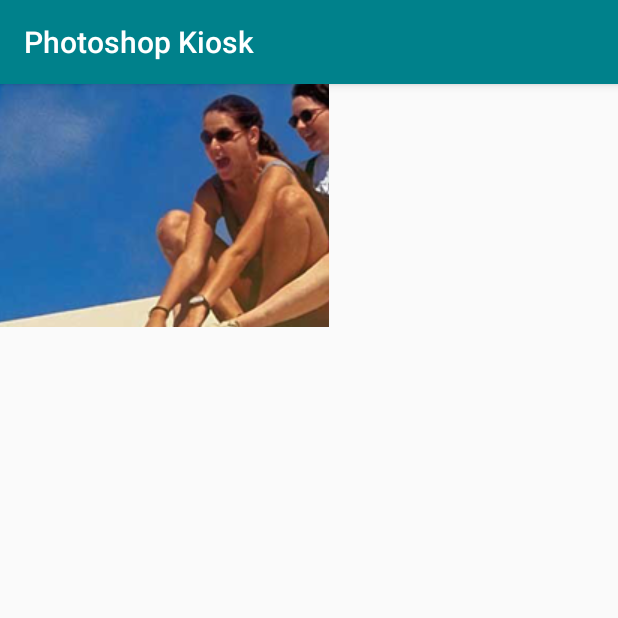
After one commit to atmni5/Photoshop-Kiosk, an Android app: the ImagesActivity screen opened directly, with no data from a screen before it, on a phone screen of 412 x 824 dp, the top half of it. The commit adds this screen. Run offline under Robolectric (Android 15) with nearby library versions, the phone set to English and light mode, and no system bars; 1 statement that could not run was skipped.

Commit message:
Global Variables and images activity

```diff
--- a/app/src/main/AndroidManifest.xml
+++ b/app/src/main/AndroidManifest.xml
@@ -16,7 +16,9 @@
                 <category android:name="android.intent.category.LAUNCHER" />
             </intent-filter>
         </activity>
-        <activity android:name=".YearActivity"></activity>
+        <activity android:name=".YearActivity" />
+        <activity android:name=".ImagesActivity"></activity>
+        <uses-permission android:name="android.permission.WRITE_EXTERNAL_STORAGE"/>
     </application>
 
 </manifest>
--- /dev/null
+++ b/app/src/main/java/com/example/windos/photoshopkiosk/Globals.java
@@ -0,0 +1,53 @@
+package com.example.windos.photoshopkiosk;
+
+import java.io.File;
+import java.util.ArrayList;
+
+/**
+ * Created by Windos on 16/03/2017.
+ */
+
+public class Globals {
+    private static Globals instance;
+    private static String event;
+    private static int day;
+    private static int month;
+    private static int year;
+    private static ArrayList<String> images;
+
+    private Globals(){};
+
+    public void setEvent(String e){
+        Globals.event = e;
+    }
+
+    public String getEvent(){
+        return Globals.event;
+    }
+
+    public void setDate(int d, int m, int y){
+        Globals.day = d;
+        Globals.month = m;
+        Globals.year = y;
+    }
+
+    public int[] getDate(){
+        int[] date = {Globals.day, Globals.month, Globals.year};
+        return date;
+    }
+
+    public void setImagePaths(ArrayList<String> files){
+        Globals.images = files;
+    }
+
+    public ArrayList<String> getImagePaths(){
+        return Globals.images;
+    }
+
+    public static synchronized Globals getInstance(){
+        if(instance == null){
+            instance = new Globals();
+        }
+        return instance;
+    }
+}
--- /dev/null
+++ b/app/src/main/java/com/example/windos/photoshopkiosk/ImagesActivity.java
@@ -0,0 +1,40 @@
+package com.example.windos.photoshopkiosk;
+
+import android.support.v7.app.AppCompatActivity;
+import android.os.Bundle;
+import android.widget.ImageView;
+
+import java.io.File;
+import java.util.ArrayList;
+
+public class ImagesActivity extends AppCompatActivity {
+
+    public static final String TAG = "Photoshop Kiosk";
+    Globals g = Globals.getInstance();
+
+    @Override
+    protected void onCreate(Bundle savedInstanceState) {
+        super.onCreate(savedInstanceState);
+        setContentView(R.layout.activity_images);
+        ImageView[] images = new ImageView[3];
+        images = getImagesFromSDCard();
+    }
+
+    public ImageView[] getImagesFromSDCard(){
+        ArrayList<String> files = new ArrayList<String>();
+        File[] listFile;
+        File file = new File(android.os.Environment.getExternalStorageDirectory(), "Photoshop Images");
+
+        if(file.isDirectory()){
+            listFile = file.listFiles();
+
+            for (int i = 0; i < listFile.length; ++i){
+                files.add(listFile[i].getAbsolutePath());
+            }
+        }
+
+        g.setImagePaths(files);
+
+        return ;
+    }
+}
--- /dev/null
+++ b/app/src/main/res/layout/activity_images.xml
@@ -0,0 +1,19 @@
+<?xml version="1.0" encoding="utf-8"?>
+<android.support.constraint.ConstraintLayout xmlns:android="http://schemas.android.com/apk/res/android"
+    xmlns:app="http://schemas.android.com/apk/res-auto"
+    xmlns:tools="http://schemas.android.com/tools"
+    android:layout_width="match_parent"
+    android:layout_height="match_parent"
+    tools:context="com.example.windos.photoshopkiosk.ImagesActivity">
+
+    <ImageButton
+        android:id="@+id/imageButton"
+        android:layout_width="219dp"
+        android:layout_height="162dp"
+        android:adjustViewBounds="true"
+        android:cropToPadding="false"
+        android:elevation="0dp"
+        app:srcCompat="@drawable/desert_safari"
+        tools:layout_editor_absoluteX="16dp"
+        tools:layout_editor_absoluteY="47dp" />
+</android.support.constraint.ConstraintLayout>
```
Also changed, not shown: app/src/main/java/com/example/windos/photoshopkiosk/EventsActivity.java (+16 -1 lines), app/src/main/java/com/example/windos/photoshopkiosk/YearActivity.java (+18 -0 lines), app/src/main/res/layout-land/activity_events.xml (+9 -7 lines), app/src/main/res/layout/activity_year.xml (+20 -0 lines), 31 other files.
